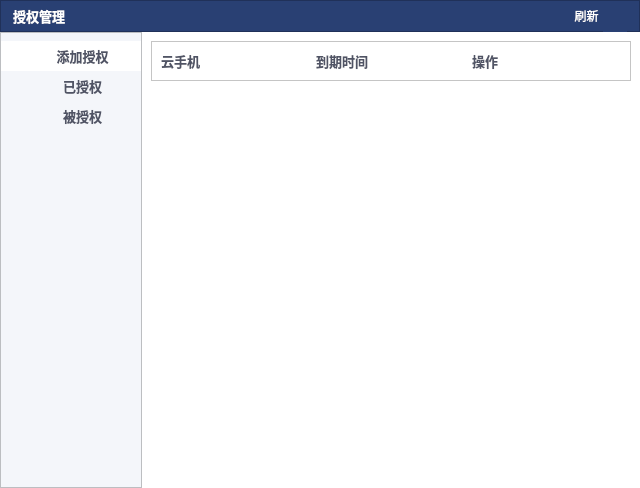
Old version of the form authorizationmanagedialog.ui in the repository ZhouMei20220810/TEST.
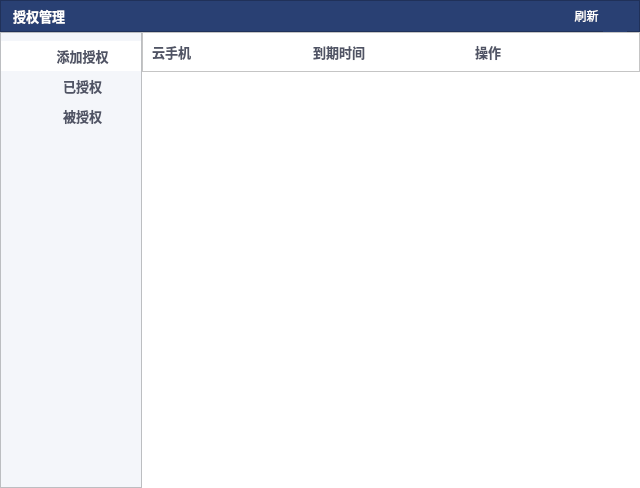
New version of the form. The open tabs and pages were chosen to show the change. Icons and pictures are not drawn.

```diff
--- a/authorizationmanagedialog.ui
+++ b/authorizationmanagedialog.ui
@@ -1162,6 +1162,21 @@
        </widget>
        <widget class="QWidget" name="pageAuthorized">
         <layout class="QVBoxLayout" name="verticalLayout_4">
+         <property name="spacing">
+          <number>0</number>
+         </property>
+         <property name="leftMargin">
+          <number>0</number>
+         </property>
+         <property name="topMargin">
+          <number>0</number>
+         </property>
+         <property name="rightMargin">
+          <number>0</number>
+         </property>
+         <property name="bottomMargin">
+          <number>0</number>
+         </property>
          <item>
           <widget class="QFrame" name="frame_6">
            <property name="styleSheet">
@@ -1179,6 +1194,9 @@
               <property name="text">
                <string>云手机</string>
               </property>
+              <property name="alignment">
+               <set>Qt::AlignLeading|Qt::AlignLeft|Qt::AlignVCenter</set>
+              </property>
              </widget>
             </item>
             <item>
@@ -1186,6 +1204,9 @@
               <property name="text">
                <string>到期时间</string>
               </property>
+              <property name="alignment">
+               <set>Qt::AlignLeading|Qt::AlignLeft|Qt::AlignVCenter</set>
+              </property>
              </widget>
             </item>
             <item>
@@ -1193,6 +1214,9 @@
               <property name="text">
                <string>操作</string>
               </property>
+              <property name="alignment">
+               <set>Qt::AlignLeading|Qt::AlignLeft|Qt::AlignVCenter</set>
+              </property>
              </widget>
             </item>
            </layout>
```
Left out of the diff: 24 changed lines with no effect on the pictures.
